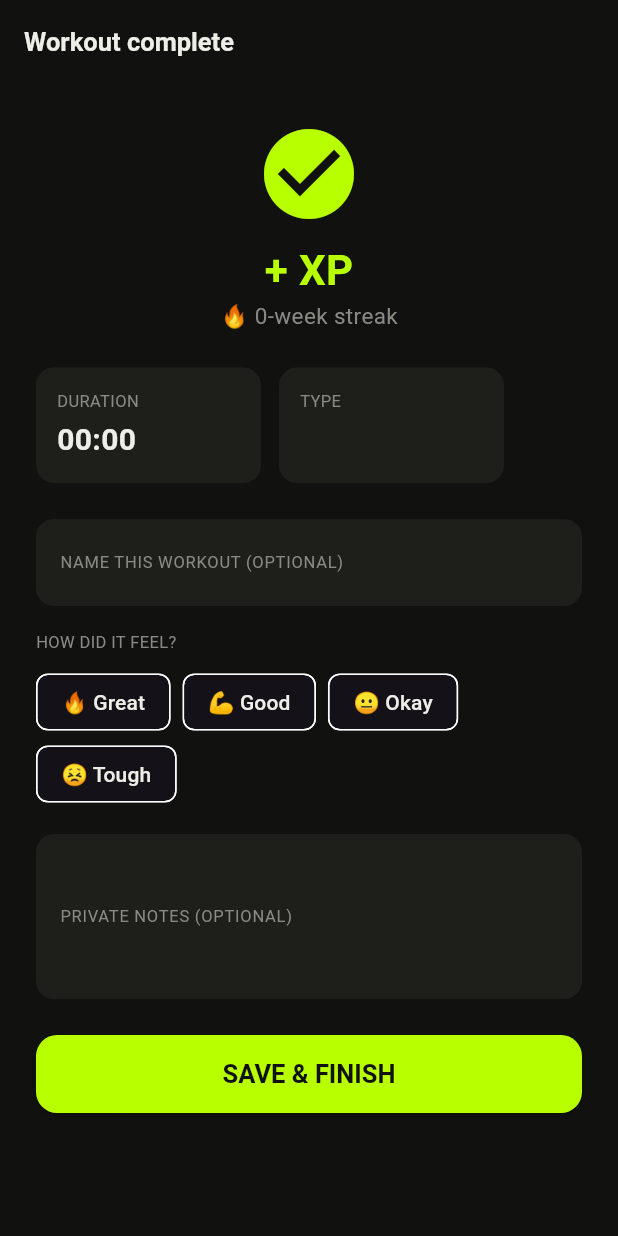
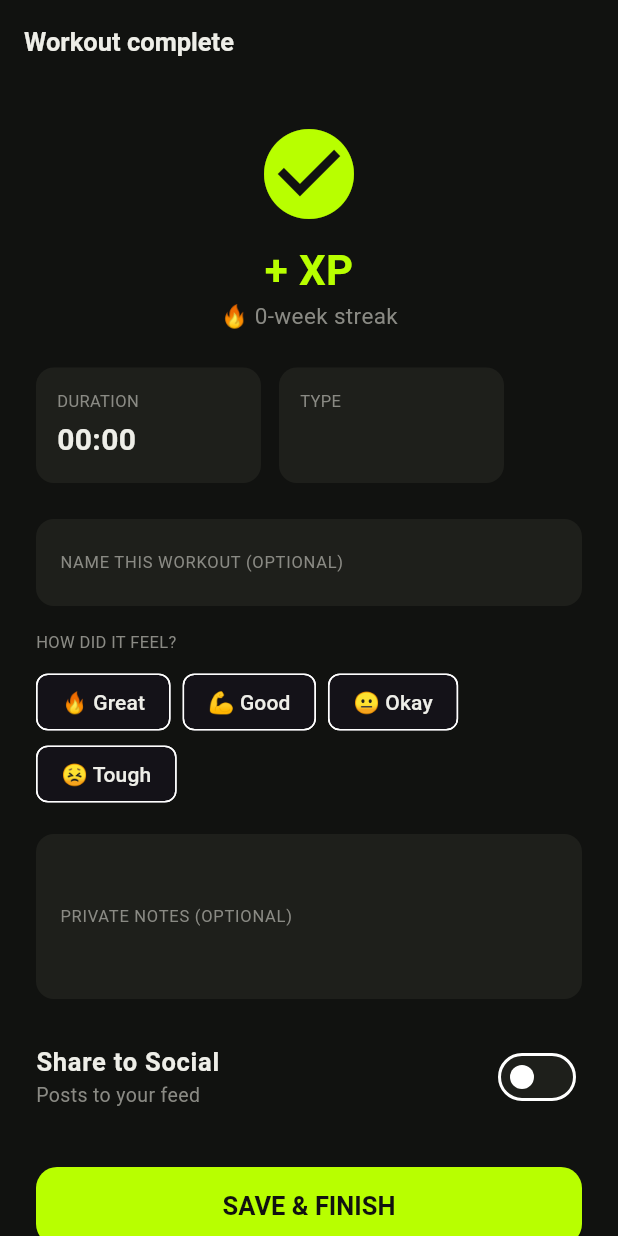
Before and after one commit to cyuanjun/FYP-26-S2-37-app, a Flutter app: the WorkoutSummaryScreen screen opened directly with empty values, on a phone screen of 412 x 824 dp. Run offline on Flutter 3.47's test engine with Material 3 defaults, Android fonts, the phone set to English and light mode, and no system bars; our stand-ins replace flutter_riverpod, freezed_annotation, geolocator, go_router, pedometer, share_plus and 1 more; accounts and stored records are empty; generated files the repository leaves out were written again.

Commit message:
Phase 5: share workout (completes the vertical slice)
Vertical-slice phase 5 of 5. Workout Summary → share to feed + named platforms.

- SocialShareGateway (share_plus) — named targets Facebook/Instagram/Twitter/TikTok
  (not a generic sheet, per convention).
- SocialGateway.createWorkoutSharePost / deletePost (posts table).
- CreateWorkoutSharePost + ShareWorkoutToSocial controls.
- Workout Summary: "Share to Social" toggle → public caption + platform buttons;
  saving with it on inserts a workout_share Post linked to the session.

Matches TDM activity diagram (Post on Feed? → Add Description → Share Post to Feed
→ Select Platform). Verified on emulator: recorded a workout, toggled share,
saved → workout_share Post created in DB. +4 tests → 43 passing. analyze clean.

Vertical slice COMPLETE: log in → record → history → AI summary → share.

```diff
--- a/lib/boundaries/ui/workout/workout_summary_screen.dart
+++ b/lib/boundaries/ui/workout/workout_summary_screen.dart
@@ -2,6 +2,8 @@ import 'package:flutter/material.dart';
 import 'package:flutter_riverpod/flutter_riverpod.dart';
 
 import '../../../controls/save_workout_details.dart';
+import '../../../controls/share_workout.dart';
+import '../../../boundaries/gateways/social_share_gateway.dart';
 import '../../../core/format.dart';
 import '../../../core/theme/app_colors.dart';
 import '../../../core/theme/app_typography.dart';
@@ -33,14 +35,25 @@ class WorkoutSummaryScreen extends ConsumerStatefulWidget {
 class _WorkoutSummaryScreenState extends ConsumerState<WorkoutSummaryScreen> {
   final _name = TextEditingController();
   final _notes = TextEditingController();
+  final _caption = TextEditingController();
   FeelRating? _feel;
   bool _saving = false;
+  bool _share = false;
 
   @override
   void dispose() {
     _name.dispose();
     _notes.dispose();
+    _caption.dispose();
     super.dispose();
+  }
+
+  String _shareText() {
+    final t = widget.type.name;
+    final dur = fmtDuration(widget.elapsed);
+    return widget.type.isCardio
+        ? 'I just finished a $t workout — ${fmtKm(widget.distanceMeters)} km in $dur on Wise Workout!'
+        : 'I just finished a $t workout — $dur on Wise Workout!';
   }
 
   Future<void> _save() async {
@@ -51,6 +64,12 @@ class _WorkoutSummaryScreenState extends ConsumerState<WorkoutSummaryScreen> {
           feelRating: _feel,
           notes: _notes.text,
         );
+    if (_share) {
+      await ref.read(createWorkoutSharePostProvider).call(
+            sessionId: widget.sessionId,
+            caption: _caption.text,
+          );
+    }
     if (!mounted) return;
     Navigator.of(context).pop(); // back to the app shell (Train tab)
   }
@@ -110,6 +129,42 @@ class _WorkoutSummaryScreenState extends ConsumerState<WorkoutSummaryScreen> {
             maxLines: 3,
             decoration: const InputDecoration(labelText: 'PRIVATE NOTES (OPTIONAL)'),
           ),
+          const SizedBox(height: 16),
+          // Share to Social — posts a workout_share to the feed (on save) and
+          // offers named-platform external shares.
+          SwitchListTile(
+            contentPadding: EdgeInsets.zero,
+            title: const Text('Share to Social', style: AppTypography.headline),
+            subtitle: Text('Posts to your feed', style: AppTypography.footnote),
+            value: _share,
+            activeThumbColor: AppColors.accent,
+            onChanged: (v) => setState(() => _share = v),
+          ),
+          if (_share) ...[
+            TextField(
+              controller: _caption,
+              maxLines: 2,
+              decoration: const InputDecoration(labelText: 'DESCRIPTION (PUBLIC, OPTIONAL)'),
+            ),
+            const SizedBox(height: 12),
+            Text('SHARE TO', style: AppTypography.caption2),
+            const SizedBox(height: 8),
+            Wrap(
+              spacing: 8,
+              runSpacing: 8,
+              children: SocialPlatform.values
+                  .map((p) => OutlinedButton(
+                        onPressed: () =>
+                            ref.read(shareWorkoutToSocialProvider).call(p, text: _shareText()),
+                        style: OutlinedButton.styleFrom(
+                          foregroundColor: AppColors.ink,
+                          side: const BorderSide(color: AppColors.faint),
+                        ),
+                        child: Text(p.label),
+                      ))
+                  .toList(),
+            ),
+          ],
           const SizedBox(height: 24),
           ElevatedButton(
             onPressed: _saving ? null : _save,
--- /dev/null
+++ b/lib/controls/share_workout.dart
@@ -0,0 +1,40 @@
+import 'package:flutter_riverpod/flutter_riverpod.dart';
+
+import '../boundaries/gateways/social_gateway.dart';
+import '../boundaries/gateways/social_share_gateway.dart';
+import '../core/seq_log.dart';
+import 'authenticate.dart';
+
+/// CONTROL — CreateWorkoutSharePost: inserts a `workout_share` Post for a session.
+class CreateWorkoutSharePost {
+  CreateWorkoutSharePost(this._ref);
+
+  final Ref _ref;
+
+  Future<String> call({required String sessionId, String? caption}) {
+    final userId = _ref.read(currentUserIdProvider)!;
+    SeqLog.msg('share-workout', 'WorkoutSummaryScreen', 'CreateWorkoutSharePost', 'create($sessionId)');
+    SeqLog.msg('share-workout', 'CreateWorkoutSharePost', 'SocialGateway', 'insert(workout_share)');
+    return _ref.read(socialGatewayProvider).createWorkoutSharePost(
+          userId: userId,
+          workoutSessionId: sessionId,
+          body: caption,
+        );
+  }
+}
+
+final createWorkoutSharePostProvider = Provider<CreateWorkoutSharePost>(CreateWorkoutSharePost.new);
+
+/// CONTROL — ShareWorkoutToSocial: opens the system share to a named platform.
+class ShareWorkoutToSocial {
+  ShareWorkoutToSocial(this._ref);
+
+  final Ref _ref;
+
+  Future<void> call(SocialPlatform platform, {required String text}) {
+    SeqLog.msg('share-workout', 'WorkoutSummaryScreen', 'ShareWorkoutToSocial', 'shareTo(${platform.name})');
+    return _ref.read(socialShareGatewayProvider).shareTo(platform, text: text);
+  }
+}
+
+final shareWorkoutToSocialProvider = Provider<ShareWorkoutToSocial>(ShareWorkoutToSocial.new);
--- a/pubspec.yaml
+++ b/pubspec.yaml
@@ -43,6 +43,7 @@ dependencies:
   pedometer: ^4.2.0
   flutter_local_notifications: ^22.0.0
   intl: ^0.20.2
+  share_plus: ^13.1.0
 
 dev_dependencies:
   flutter_test:
```
Also changed, not shown: lib/boundaries/gateways/social_gateway.dart (added, +30 -0 lines), lib/boundaries/gateways/social_share_gateway.dart (added, +27 -0 lines), 3 other files.
